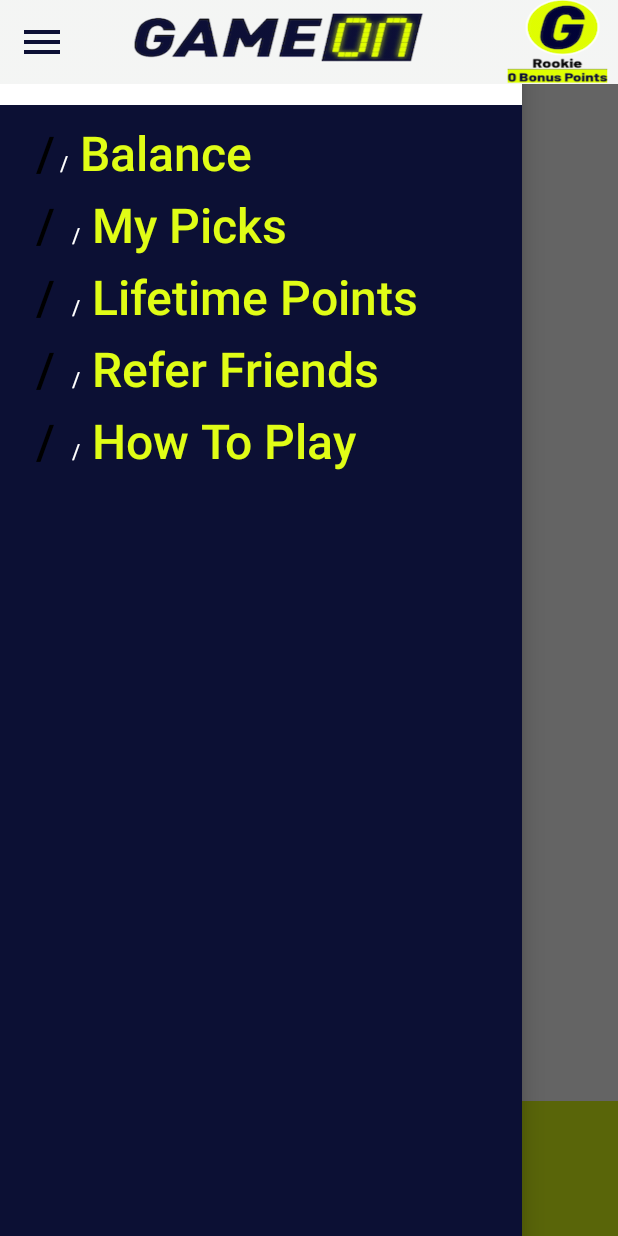
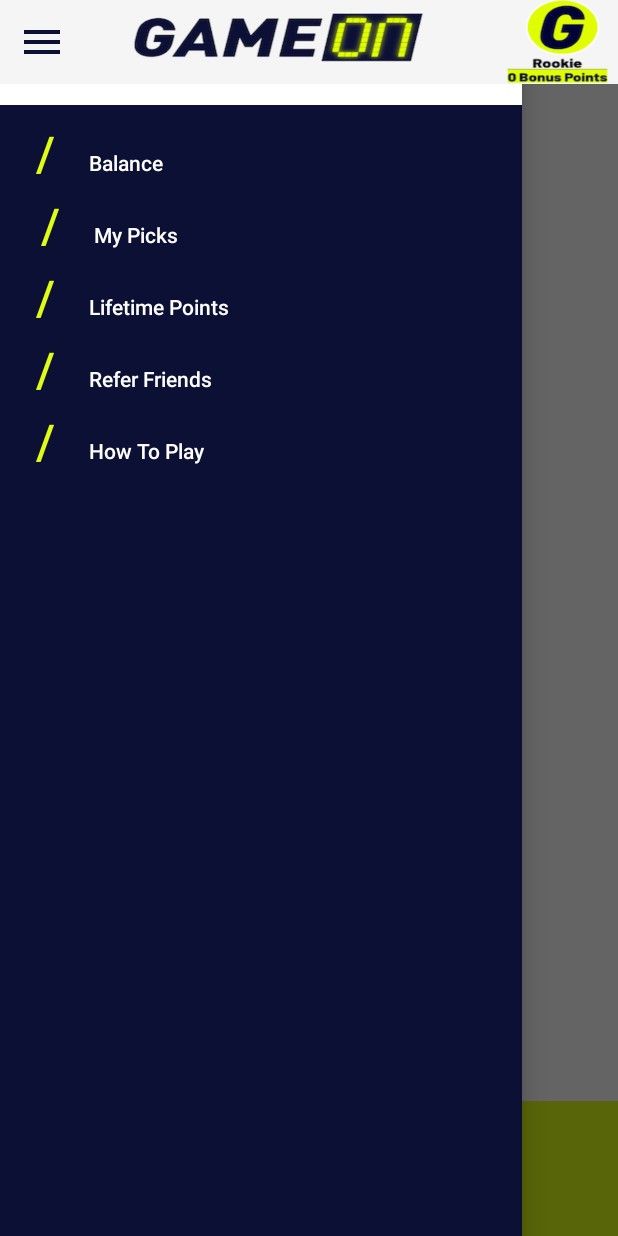
Before and after one commit to InquisitiveMindHasToKnow/GameOn, an Android app: the screen it shows after launch (MainActivity), with the side drawer open, on a phone screen of 412 x 824 dp. Run offline under Robolectric (Android 15) with nearby library versions, the light colour scheme and no system bars.

Commit message:
flipped colors in menu

```diff
--- a/app/src/main/res/values/strings.xml
+++ b/app/src/main/res/values/strings.xml
@@ -1,10 +1,10 @@
 <resources>
     <string name="app_name">GameOnAndroidChallenge</string>
-    <string name="balance"><font fgcolor="#FFF" size="32"> /</font> /<font fgcolor="#E0FD16" size="32"> Balance </font></string>
-    <string name="my_picks"><font fgcolor="#FFF" size="32"> / </font> /<font fgcolor="#E0FD16" size="32"> My Picks </font></string>
-    <string name="refer_friends"><font fgcolor="#FFF" size="32"> / </font> /<font fgcolor="#E0FD16" size="32"> Refer Friends</font></string>
-    <string name="how_to_play"><font fgcolor="#FFF" size="32"> / </font> /<font fgcolor="#E0FD16" size="32"> How To Play</font></string>
-    <string name="lifetime_points"><font fgcolor="#FFF" size="32"> / </font> /<font fgcolor="#E0FD16" size="32"> Lifetime Points </font></string>
+    <string name="balance"><font fgcolor="#E0FD16" size="32"> / </font> <font fgcolor="#FFF" size="32"> </font> Balance</string>
+    <string name="my_picks"> <font fgcolor="#E0FD16" size="32"> / </font> <font fgcolor="#FFF" size="32">  </font> My Picks</string>
+    <string name="refer_friends"><font fgcolor="#E0FD16" size="32"> / </font> <font fgcolor="#FFF" size="32"> </font> Refer Friends</string>
+    <string name="how_to_play"><font fgcolor="#E0FD16" size="32"> / </font> <font fgcolor="#FFF" size="32"> </font> How To Play</string>
+    <string name="lifetime_points"><font fgcolor="#E0FD16" size="32"> / </font> <font fgcolor="#FFF" size="32">  </font> Lifetime Points</string>
     <string name="refer_button_text">Refer Friends \n <font fgcolor="#E0FD16" size="10">For 100 Bonus Points</font></string>
     <string name="sports_menu_all">ALL <font fgcolor="#FFF" size="24"> </font></string>
     <string name="sports_menu_mlb">MLB <font fgcolor="#FFF" size="24"> </font></string>
```
